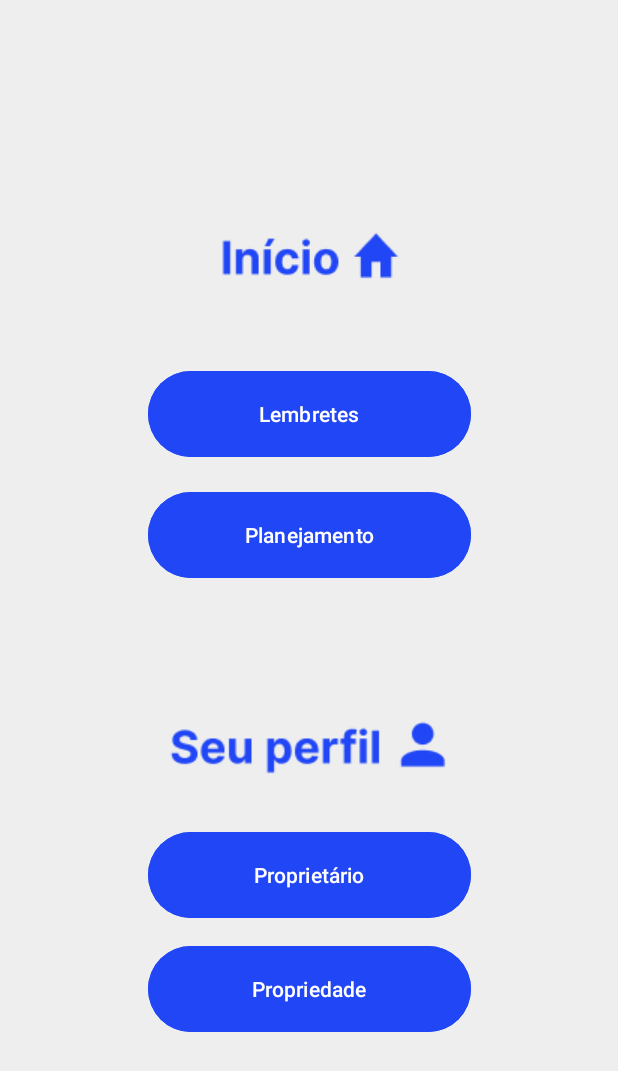
After one commit to Luis098765/RumimWeb, an Android app: the Principal screen opened directly, with no data from a screen before it, on a phone screen of 412 x 824 dp. The commit adds this screen. Shown: the top 1071 px of the screen. Run offline under Robolectric (Android 15) with nearby library versions, the phone set to English and light mode, and no system bars.

Commit message:
Tela principal

```diff
--- a/app/src/main/AndroidManifest.xml
+++ b/app/src/main/AndroidManifest.xml
@@ -14,6 +14,9 @@
         android:supportsRtl="true"
         android:theme="@style/Theme.Teste"
         tools:targetApi="31">
+        <activity
+            android:name=".Principal"
+            android:exported="false" />
         <activity
             android:name=".CadastroDePropriedade2"
             android:exported="false" />
--- a/app/src/main/java/com/example/teste/MainActivity.kt
+++ b/app/src/main/java/com/example/teste/MainActivity.kt
@@ -12,7 +12,7 @@ import com.google.firebase.auth.ktx.auth
 import com.google.firebase.ktx.Firebase
 
 class MainActivity : AppCompatActivity() {
-    private lateinit var auth: FirebaseAuth
+    private  lateinit var auth: FirebaseAuth
     private var binding: ActivityMainBinding? = null
 
     override fun onCreate(savedInstanceState: Bundle?) {
--- /dev/null
+++ b/app/src/main/java/com/example/teste/Principal.kt
@@ -0,0 +1,11 @@
+package com.example.teste
+
+import androidx.appcompat.app.AppCompatActivity
+import android.os.Bundle
+
+class Principal : AppCompatActivity() {
+    override fun onCreate(savedInstanceState: Bundle?) {
+        super.onCreate(savedInstanceState)
+        setContentView(R.layout.activity_principal)
+    }
+}
--- a/app/src/main/java/com/example/teste/TelaDeCadastro.kt
+++ b/app/src/main/java/com/example/teste/TelaDeCadastro.kt
@@ -72,8 +72,8 @@ class TelaDeCadastro : AppCompatActivity() {
                 db.collection("Usuarios").document(email).set(usuariosMap).addOnCompleteListener {
                     Toast.makeText(this@TelaDeCadastro, "Conta criada com sucesso!", Toast.LENGTH_SHORT).show()
                 }
-                val navegarCadastroDePropriedade1 = Intent(this,CadastroDePropriedade1::class.java)
-                startActivity(navegarCadastroDePropriedade1)
+                val navegarPrincipal = Intent(this,Principal::class.java)
+                startActivity(navegarPrincipal)
             } else {
                 Log.w(TAG, "CreateUserWithEmailAndPassword:Failure", task.exception)
                 Toast.makeText(baseContext, "Falha na criação da conta", Toast.LENGTH_SHORT).show()
--- /dev/null
+++ b/app/src/main/res/layout/activity_principal.xml
@@ -0,0 +1,102 @@
+<?xml version="1.0" encoding="utf-8"?>
+<androidx.constraintlayout.widget.ConstraintLayout xmlns:android="http://schemas.android.com/apk/res/android"
+    xmlns:app="http://schemas.android.com/apk/res-auto"
+    xmlns:tools="http://schemas.android.com/tools"
+    android:layout_width="match_parent"
+    android:layout_height="match_parent"
+    android:background="@color/cinza"
+    android:backgroundTint="@color/cinza"
+    android:orientation="vertical"
+    tools:layout_editor_absoluteX="-9dp"
+    tools:layout_editor_absoluteY="99dp">
+
+
+    <Button
+        android:id="@+id/btProprietario"
+        android:layout_width="215dp"
+        android:layout_height="65dp"
+        android:layout_marginBottom="208dp"
+        android:backgroundTint="#2146F6"
+        android:shadowColor="#2146F6"
+        android:text="Proprietário"
+        android:textColor="#FFFFFF"
+        android:textColorHighlight="#2146F6"
+        android:textColorHint="#2146F6"
+        android:textColorLink="#2146F6"
+        app:layout_constraintBottom_toBottomOf="parent"
+        app:layout_constraintEnd_toEndOf="parent"
+        app:layout_constraintStart_toStartOf="parent"
+        app:rippleColor="#2146F6"
+        app:strokeColor="#2146F6" />
+
+    <Button
+        android:id="@+id/btPropriedade"
+        android:layout_width="215dp"
+        android:layout_height="65dp"
+        android:layout_marginTop="10dp"
+        android:layout_marginBottom="132dp"
+        android:backgroundTint="#2146F6"
+        android:text="Propriedade"
+        app:layout_constraintBottom_toBottomOf="parent"
+        app:layout_constraintEnd_toEndOf="parent"
+        app:layout_constraintStart_toStartOf="parent"
+        app:layout_constraintTop_toBottomOf="@+id/button2"
+        app:layout_constraintVertical_bias="0.266" />
+
+    <ImageView
+        android:id="@+id/imageView"
+        android:layout_width="wrap_content"
+        android:layout_height="wrap_content"
+        android:src="@drawable/captura_de_tela_2023_10_05_135219"
+        app:layout_constraintBottom_toBottomOf="parent"
+        app:layout_constraintEnd_toEndOf="parent"
+        app:layout_constraintStart_toStartOf="parent"
+        app:layout_constraintTop_toTopOf="parent"
+        app:layout_constraintVertical_bias="0.192" />
+
+    <ImageView
+        android:id="@+id/imageView6"
+        android:layout_width="wrap_content"
+        android:layout_height="wrap_content"
+        android:layout_marginBottom="84dp"
+        android:src="@drawable/captura_de_tela_2023_10_05_135243"
+        app:layout_constraintBottom_toTopOf="@+id/btPropriedade"
+        app:layout_constraintEnd_toEndOf="parent"
+        app:layout_constraintHorizontal_bias="0.497"
+        app:layout_constraintStart_toStartOf="parent"
+        app:layout_constraintTop_toBottomOf="@+id/btPlanejamento"
+        app:layout_constraintVertical_bias="0.777" />
+
+    <Button
+        android:id="@+id/btLembretes"
+        android:layout_width="215dp"
+        android:layout_height="65dp"
+        android:layout_marginBottom="464dp"
+        android:backgroundTint="#2146F6"
+        android:shadowColor="#2146F6"
+        android:text="Lembretes"
+        android:textColor="#FFFFFF"
+        android:textColorHighlight="#2146F6"
+        android:textColorHint="#2146F6"
+        android:textColorLink="#2146F6"
+        app:layout_constraintBottom_toBottomOf="parent"
+        app:layout_constraintEnd_toEndOf="parent"
+        app:layout_constraintStart_toStartOf="parent"
+        app:layout_constraintTop_toBottomOf="@+id/imageView"
+        app:rippleColor="#2146F6"
+        app:strokeColor="#2146F6" />
+
+    <Button
+        android:id="@+id/btPlanejamento"
+        android:layout_width="215dp"
+        android:layout_height="65dp"
+        android:layout_marginBottom="392dp"
+        android:backgroundTint="#2146F6"
+        android:text="Planejamento"
+        app:layout_constraintBottom_toBottomOf="parent"
+        app:layout_constraintEnd_toEndOf="parent"
+        app:layout_constraintStart_toStartOf="parent"
+        app:layout_constraintTop_toBottomOf="@+id/btLembretes"
+        app:layout_constraintVertical_bias="0.263" />
+
+</androidx.constraintlayout.widget.ConstraintLayout>
```
Also changed, not shown: app/src/main/res/drawable/captura_de_tela_2023_10_05_135219.png (added), app/src/main/res/drawable/captura_de_tela_2023_10_05_135227.png (added), app/src/main/res/drawable/captura_de_tela_2023_10_05_135232.png (added), app/src/main/res/drawable/captura_de_tela_2023_10_05_135243.png (added).
